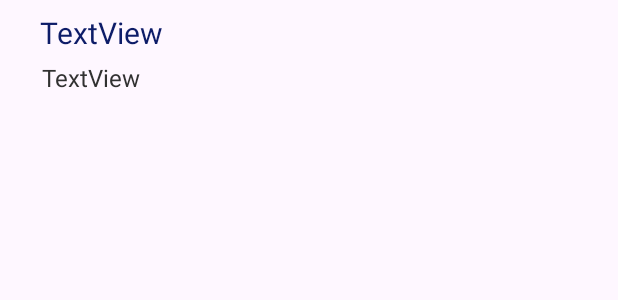
After one commit to etimethedime/MobileAppProject2, an Android app: the layout list_item.xml on its own in the app's theme, with its tools: preview values and no code run, on a phone screen of 412 x 824 dp. The commit adds this screen. Shown: the top 300 px of the screen. Run offline under Robolectric (Android 15) with nearby library versions, the phone set to English and light mode, and no system bars.

Commit message:
WIP contact items not clickable

```diff
--- /dev/null
+++ b/app/src/main/res/layout/list_item.xml
@@ -0,0 +1,58 @@
+<?xml version="1.0" encoding="utf-8"?>
+<androidx.constraintlayout.widget.ConstraintLayout xmlns:android="http://schemas.android.com/apk/res/android"
+    xmlns:app="http://schemas.android.com/apk/res-auto"
+    xmlns:tools="http://schemas.android.com/tools"
+    android:layout_width="match_parent"
+    android:layout_height="wrap_content">
+
+    <TextView
+        android:id="@+id/contactPhoneText"
+        android:layout_width="231dp"
+        android:layout_height="23dp"
+        android:layout_marginStart="16dp"
+        android:layout_marginTop="8dp"
+        android:text="TextView"
+        android:textColor="#313131"
+        android:textSize="16sp"
+        app:layout_constraintBottom_toBottomOf="parent"
+        app:layout_constraintEnd_toEndOf="parent"
+        app:layout_constraintHorizontal_bias="0.074"
+        app:layout_constraintStart_toStartOf="parent"
+        app:layout_constraintTop_toTopOf="parent"
+        app:layout_constraintVertical_bias="1.0" />
+
+    <TextView
+        android:id="@+id/contactNameText"
+        android:layout_width="232dp"
+        android:layout_height="33dp"
+        android:layout_marginStart="16dp"
+        android:layout_marginTop="8dp"
+        android:layout_marginBottom="8dp"
+        android:text="TextView"
+        android:textColor="#0D1C68"
+        android:textSize="20sp"
+        app:layout_constraintBottom_toBottomOf="parent"
+        app:layout_constraintEnd_toEndOf="parent"
+        app:layout_constraintHorizontal_bias="0.067"
+        app:layout_constraintStart_toStartOf="parent"
+        app:layout_constraintTop_toTopOf="parent"
+        app:layout_constraintVertical_bias="0.0" />
+
+    <Button
+        android:id="@+id/deleteButton"
+        android:layout_width="wrap_content"
+        android:layout_height="wrap_content"
+        android:layout_marginTop="8dp"
+        android:layout_marginEnd="16dp"
+        android:layout_marginBottom="8dp"
+        android:background="#00FFFFFF"
+        android:text="DELETE"
+        android:textColor="#902323"
+        android:visibility="invisible"
+        app:layout_constraintBottom_toBottomOf="parent"
+        app:layout_constraintEnd_toEndOf="parent"
+        app:layout_constraintHorizontal_bias="0.948"
+        app:layout_constraintStart_toStartOf="parent"
+        app:layout_constraintTop_toTopOf="parent"
+        app:layout_constraintVertical_bias="0.038" />
+</androidx.constraintlayout.widget.ConstraintLayout>
--- a/app/src/main/res/layout/simple_item_view.xml
+++ b/app/src/main/res/layout/simple_item_view.xml
@@ -7,6 +7,6 @@
     <TextView
         android:id="@+id/nameText"
         android:layout_width="match_parent"
-        android:layout_height="wrap_content"
+        android:layout_height="36dp"
         android:text="TextView" />
 </LinearLayout>
```
Also changed, not shown: app/src/main/java/com/example/chapterproject/Chapter4_ContactListActivity.java (+19 -5 lines), app/src/main/java/com/example/chapterproject/Chapter4_MyContactsActivity.java (+44 -9 lines), app/src/main/java/com/example/chapterproject/ContactAdapter.java (+18 -9 lines), app/src/main/java/com/example/chapterproject/ContactDataSource.java (+51 -0 lines), app/src/main/java/com/example/chapterproject/MainActivity.java (deleted, +0 -26 lines), app/src/main/res/layout/activity_main.xml (deleted, +0 -19 lines).
